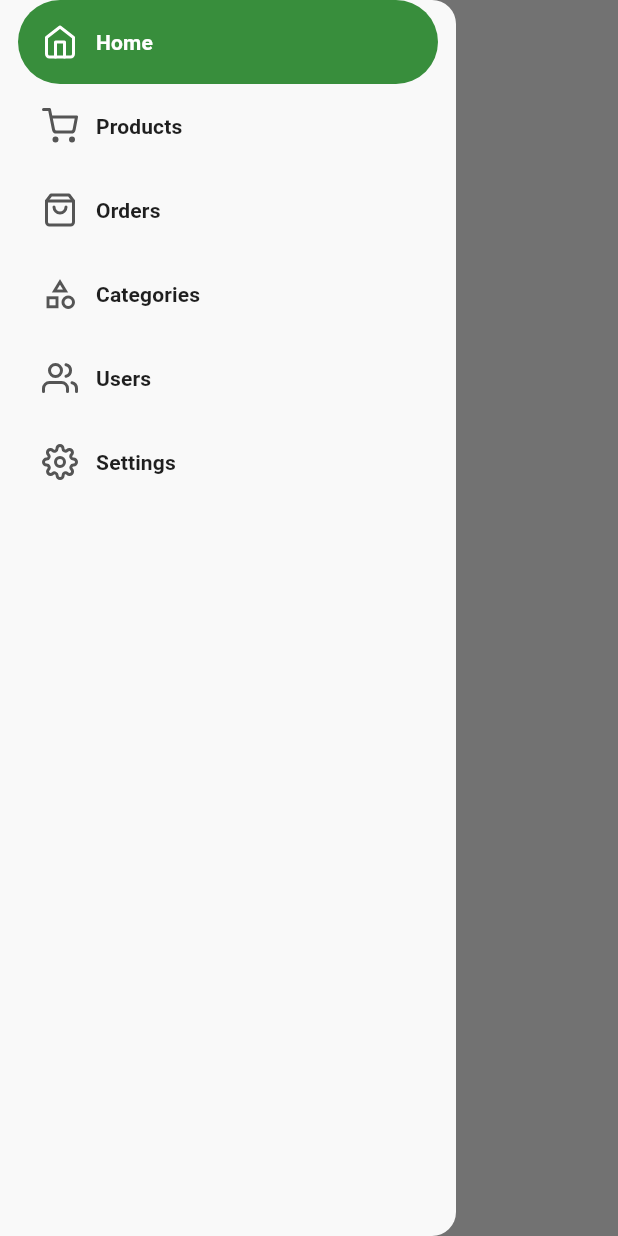
After one commit to Neel-Pandya/FreshCart-App, a Flutter app: the AdminMasterLayout screen opened by its route, with the side drawer open, on a phone screen of 412 x 824 dp. The commit adds this screen. Run offline on Flutter 3.47's test engine with Material 3 defaults, Android fonts, the phone set to English and light mode, and no system bars; our stand-ins replace flutter_feather_icons, flutter_riverpod, flutter_svg, form_field_validator, google_fonts, pin_code_fields and 2 more.

Commit message:
Add admin layout, routes, and drawer navigation
Introduces admin-specific routes and a master layout with a navigation drawer using Riverpod for state management. Adds a basic dashboard screen and updates login logic to route admins to the admin layout. Refactors login form to use controllers and improves resource management.

```diff
--- /dev/null
+++ b/frontend/lib/core/providers/drawer_nav_provider.dart
@@ -0,0 +1,3 @@
+import 'package:flutter_riverpod/flutter_riverpod.dart';
+
+final drawerNavigationProvider = StateProvider<int>((ref) => 0);
--- /dev/null
+++ b/frontend/lib/core/routes/admin_routes.dart
@@ -0,0 +1,10 @@
+import 'package:flutter/material.dart';
+import 'package:frontend/layout/admin_master_layout.dart';
+
+class AdminRoutes {
+  AdminRoutes._();
+
+  static const master = '/admin/master';
+
+  static Map<String, WidgetBuilder> routes = {master: (context) => const AdminMasterLayout()};
+}
--- a/frontend/lib/core/routes/app_routes.dart
+++ b/frontend/lib/core/routes/app_routes.dart
@@ -1,5 +1,6 @@
 // lib/core/routes/app_routes.dart
 import 'package:flutter/material.dart';
+import 'package:frontend/core/routes/admin_routes.dart';
 import 'package:frontend/core/routes/auth_routes.dart';
 import 'package:frontend/core/routes/user_routes.dart';
 import 'package:frontend/features/common/onboarding/onboarding_screen.dart';
@@ -16,5 +17,6 @@ class Routes {
     onBoarding: (_) => const OnboardingScreen(),
     ...AuthRoutes.routes,
     ...UserRoutes.routes,
+    ...AdminRoutes.routes,
   };
 }
--- /dev/null
+++ b/frontend/lib/core/widgets/drawer_navigation.dart
@@ -0,0 +1,57 @@
+import 'package:flutter/material.dart';
+import 'package:flutter_feather_icons/flutter_feather_icons.dart';
+import 'package:flutter_riverpod/flutter_riverpod.dart';
+import 'package:frontend/core/providers/drawer_nav_provider.dart';
+import 'package:frontend/core/theme/app_colors.dart';
+import 'package:frontend/core/theme/app_typography.dart';
+
+class DrawerNavigation extends ConsumerWidget {
+  const DrawerNavigation({super.key});
+
+  @override
+  Widget build(BuildContext context, WidgetRef ref) {
+    final labelStyle = AppTypography.labelLargeEmphasized;
+    final selectedIndex = ref.watch(drawerNavigationProvider);
+    return NavigationDrawer(
+      onDestinationSelected: (index) {
+        ref.read(drawerNavigationProvider.notifier).state = index;
+        Navigator.of(context).pop();
+      },
+
+      selectedIndex: selectedIndex,
+
+      children: [
+        NavigationDrawerDestination(
+          icon: const Icon(FeatherIcons.home, color: AppColors.iconColor),
+          label: Text('Home', style: labelStyle),
+          selectedIcon: const Icon(FeatherIcons.home),
+        ),
+        NavigationDrawerDestination(
+          icon: const Icon(FeatherIcons.shoppingCart, color: AppColors.iconColor),
+          label: Text('Products', style: labelStyle),
+          selectedIcon: const Icon(FeatherIcons.shoppingCart),
+        ),
+        NavigationDrawerDestination(
+          icon: const Icon(FeatherIcons.shoppingBag, color: AppColors.iconColor),
+          label: Text('Orders', style: labelStyle),
+          selectedIcon: const Icon(FeatherIcons.shoppingBag),
+        ),
+        NavigationDrawerDestination(
+          icon: const Icon(Icons.category_outlined, color: AppColors.iconColor),
+          label: Text('Categories', style: labelStyle),
+          selectedIcon: const Icon(Icons.category_outlined),
+        ),
+        NavigationDrawerDestination(
+          icon: const Icon(FeatherIcons.users, color: AppColors.iconColor),
+          label: Text('Users', style: labelStyle),
+          selectedIcon: const Icon(FeatherIcons.users),
+        ),
+        NavigationDrawerDestination(
+          icon: const Icon(FeatherIcons.settings, color: AppColors.iconColor),
+          label: Text('Settings', style: labelStyle),
+          selectedIcon: const Icon(FeatherIcons.settings),
+        ),
+      ],
+    );
+  }
+}
--- /dev/null
+++ b/frontend/lib/features/admin/Dashboard/dashboard_screen.dart
@@ -0,0 +1,10 @@
+import 'package:flutter/material.dart';
+
+class DashboardScreen extends StatelessWidget {
+  const DashboardScreen({super.key});
+
+  @override
+  Widget build(BuildContext context) {
+    return Scaffold();
+  }
+}
--- a/frontend/lib/features/common/auth/login/widgets/login_form.dart
+++ b/frontend/lib/features/common/auth/login/widgets/login_form.dart
@@ -2,6 +2,7 @@ import 'package:flutter/material.dart';
 import 'package:flutter_feather_icons/flutter_feather_icons.dart';
 import 'package:flutter_svg/svg.dart';
 import 'package:form_field_validator/form_field_validator.dart';
+import 'package:frontend/core/routes/admin_routes.dart';
 import 'package:frontend/core/routes/auth_routes.dart';
 import 'package:frontend/core/routes/user_routes.dart';
 import 'package:frontend/core/theme/app_colors.dart';
@@ -22,6 +23,9 @@ class _LoginFormState extends State<LoginForm> {
   final _formKey = GlobalKey<FormState>();
   bool _isPasswordVisible = false;
 
+  late final TextEditingController _emailController;
+  late final TextEditingController _passwordController;
+
   void _handleLogin() {
     if (!_formKey.currentState!.validate()) return;
     FocusManager.instance.primaryFocus?.unfocus();
@@ -31,8 +35,26 @@ class _LoginFormState extends State<LoginForm> {
     Future.delayed(const Duration(seconds: 2), () {
       if (!mounted) return;
 
-      Navigator.of(context).pushNamed(UserRoutes.master);
+      Navigator.of(context).pushNamed(
+        _emailController.text == 'admin@gmail.com' ? AdminRoutes.master : UserRoutes.master,
+      );
     });
+  }
+
+  @override
+  void initState() {
+    super.initState();
+
+    _emailController = TextEditingController();
+    _passwordController = TextEditingController();
+  }
+
+  @override
+  void dispose() {
+    _emailController.dispose();
+    _passwordController.dispose();
+    _formKey.currentState?.dispose();
+    super.dispose();
   }
 
   @override
@@ -46,6 +68,7 @@ class _LoginFormState extends State<LoginForm> {
             labelText: 'Email',
             hintText: 'Enter your email',
             prefixIcon: FeatherIcons.mail,
+            controller: _emailController,
             keyboardType: TextInputType.emailAddress,
             validator: MultiValidator([
               RequiredValidator(errorText: 'Email is required'),
@@ -59,6 +82,7 @@ class _LoginFormState extends State<LoginForm> {
             labelText: 'Password',
             hintText: 'Enter your password',
             prefixIcon: FeatherIcons.lock,
+            controller: _passwordController,
             suffixIcon: _isPasswordVisible ? FeatherIcons.eye : FeatherIcons.eyeOff,
             onSuffixTap: () => setState(() => _isPasswordVisible = !_isPasswordVisible),
             obscureText: !_isPasswordVisible,
--- /dev/null
+++ b/frontend/lib/layout/admin_master_layout.dart
@@ -0,0 +1,34 @@
+import 'package:flutter/material.dart';
+import 'package:flutter_riverpod/flutter_riverpod.dart';
+import 'package:frontend/core/providers/drawer_nav_provider.dart';
+import 'package:frontend/core/widgets/drawer_navigation.dart';
+import 'package:frontend/features/admin/Dashboard/dashboard_screen.dart';
+
+class AdminMasterLayout extends ConsumerStatefulWidget {
+  const AdminMasterLayout({super.key});
+
+  @override
+  ConsumerState<AdminMasterLayout> createState() => _AdminMasterLayoutState();
+}
+
+class _AdminMasterLayoutState extends ConsumerState<AdminMasterLayout> {
+  final List<Map<String, dynamic>> _screens = const [
+    {'title': 'Dashboard', 'widget': DashboardScreen()},
+    {'title': 'Products', 'widget': Placeholder()},
+    {'title': 'Orders', 'widget': Placeholder()},
+    {'title': 'Categories', 'widget': Placeholder()},
+    {'title': 'Users', 'widget': Placeholder()},
+    {'title': 'Settings', 'widget': Placeholder()},
+  ];
+
+  @override
+  Widget build(BuildContext context) {
+    final selectedIndex = ref.watch(drawerNavigationProvider);
+
+    return Scaffold(
+      body: _screens[selectedIndex]['widget'],
+      drawer: const DrawerNavigation(),
+      appBar: AppBar(title: Text(_screens[selectedIndex]['title'])),
+    );
+  }
+}
```
